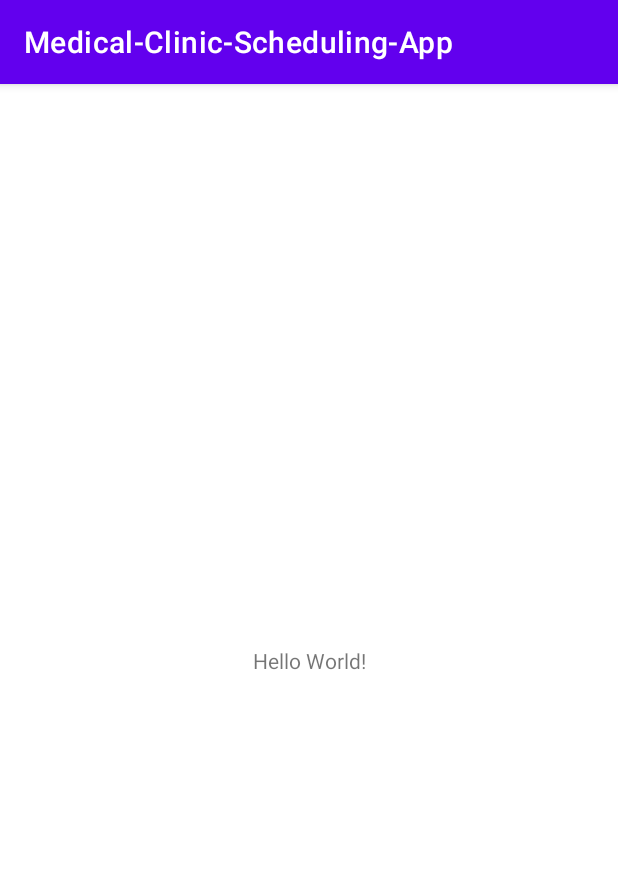
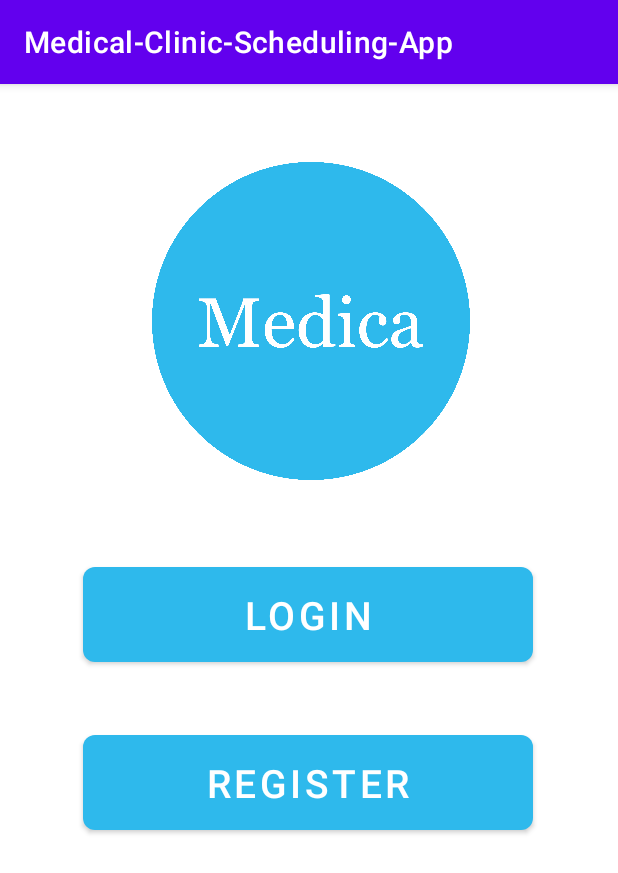
Before and after one commit to henryinqz/Medica, an Android app: the screen it shows after launch (MainActivity), on a phone screen of 412 x 824 dp. Shown: the top 873 px of the screen. Run offline under Robolectric (Android 15) with nearby library versions, the phone set to English and light mode, and no system bars.

Commit message:
Added: - UI for Main page - UI for Login page - Code for most buttons - Variables in String.xml

```diff
--- a/app/src/main/AndroidManifest.xml
+++ b/app/src/main/AndroidManifest.xml
@@ -9,6 +9,16 @@
         android:roundIcon="@mipmap/ic_launcher_round"
         android:supportsRtl="true"
         android:theme="@style/Theme.MedicalClinicSchedulingApp">
+
+        <activity android:name=".LoginPageActivity"
+            android:parentActivityName=".MainActivity">
+            <!-- The meta-data tag is required if you support API level 15 and lower -->
+            <meta-data
+                android:name="android.support.PARENT_ACTIVITY"
+                android:value=".MainActivity" />
+        </activity>
+
+
         <activity android:name=".MainActivity">
             <intent-filter>
                 <action android:name="android.intent.action.MAIN" />
--- a/app/src/main/java/com/example/medical_clinic_scheduling_app/MainActivity.java
+++ b/app/src/main/java/com/example/medical_clinic_scheduling_app/MainActivity.java
@@ -2,7 +2,12 @@ package com.example.medical_clinic_scheduling_app;
 
 import androidx.appcompat.app.AppCompatActivity;
 
+import android.content.Intent;
 import android.os.Bundle;
+import android.widget.EditText;
+import android.view.View;
+
+import static android.provider.AlarmClock.EXTRA_MESSAGE;
 
 public class MainActivity extends AppCompatActivity {
     // Test
@@ -13,4 +18,18 @@ public class MainActivity extends AppCompatActivity {
         super.onCreate(savedInstanceState);
         setContentView(R.layout.activity_main);
     }
+
+    //Login button
+    public void to_login(View view) {
+        Intent intent = new Intent(this, LoginPageActivity.class);
+        startActivity(intent);
+
+    }
+
+//    //Register button (Incomplete)
+//    public void to_register(View view) {
+//        Intent intent = new Intent(this, DisplayMessageActivity.class);
+//        startActivity(intent);
+//    }
+
 }
--- a/app/src/main/res/layout/activity_main.xml
+++ b/app/src/main/res/layout/activity_main.xml
@@ -4,15 +4,54 @@
     xmlns:tools="http://schemas.android.com/tools"
     android:layout_width="match_parent"
     android:layout_height="match_parent"
+    android:background="#FFFFFF"
     tools:context=".MainActivity">
 
-    <TextView
-        android:layout_width="wrap_content"
-        android:layout_height="wrap_content"
-        android:text="Hello World!"
+    <Button
+        android:id="@+id/button2"
+        android:layout_width="300dp"
+        android:layout_height="75dp"
+        android:text="@string/button_register"
+        android:textSize="26sp"
+        app:backgroundTint="#2EB9EC"
+        app:cornerRadius="8dp"
+        app:iconPadding="10dp"
         app:layout_constraintBottom_toBottomOf="parent"
-        app:layout_constraintLeft_toLeftOf="parent"
-        app:layout_constraintRight_toRightOf="parent"
-        app:layout_constraintTop_toTopOf="parent" />
+        app:layout_constraintEnd_toEndOf="parent"
+        app:layout_constraintHorizontal_bias="0.495"
+        app:layout_constraintStart_toStartOf="parent"
+        app:layout_constraintTop_toBottomOf="@+id/button"
+        app:layout_constraintVertical_bias="0.122" />
+
+    <Button
+        android:id="@+id/button"
+        android:layout_width="300dp"
+        android:layout_height="75dp"
+        android:layout_marginTop="52dp"
+        android:onClick="to_login"
+        android:text="@string/button_login"
+        android:textSize="26sp"
+        app:backgroundTint="#2EB9EC"
+        app:cornerRadius="8dp"
+        app:iconPadding="10dp"
+        app:layout_constraintEnd_toEndOf="parent"
+        app:layout_constraintHorizontal_bias="0.495"
+        app:layout_constraintStart_toStartOf="parent"
+        app:layout_constraintTop_toBottomOf="@+id/imageView" />
+
+    <ImageView
+        android:id="@+id/imageView"
+        android:layout_width="257dp"
+        android:layout_height="212dp"
+        android:layout_marginStart="7dp"
+        android:layout_marginLeft="7dp"
+        android:layout_marginTop="52dp"
+        android:layout_marginEnd="7dp"
+        android:layout_marginRight="7dp"
+        app:layout_constraintEnd_toEndOf="parent"
+        app:layout_constraintHorizontal_bias="0.51"
+        app:layout_constraintStart_toStartOf="parent"
+        app:layout_constraintTop_toTopOf="parent"
+        app:srcCompat="@drawable/mainicon" />
 
 </androidx.constraintlayout.widget.ConstraintLayout>
--- a/app/src/main/res/values/strings.xml
+++ b/app/src/main/res/values/strings.xml
@@ -1,4 +1,9 @@
 <resources>
     <string name="app_name">Medical-Clinic-Scheduling-App</string>
-    <string name="eric_string">EricZhou</string>
+    <string name="button_login">Login</string>
+    <string name="button_register">Register</string>
+    <string name="doctor_option">Doctor</string>
+    <string name="patient_option">Patient</string>
+    <string name="password_field">Password</string>
+    <string name="username_field">Username</string>
 </resources>
```
Also changed, not shown: app/src/main/res/drawable/mainicon.png (added).
